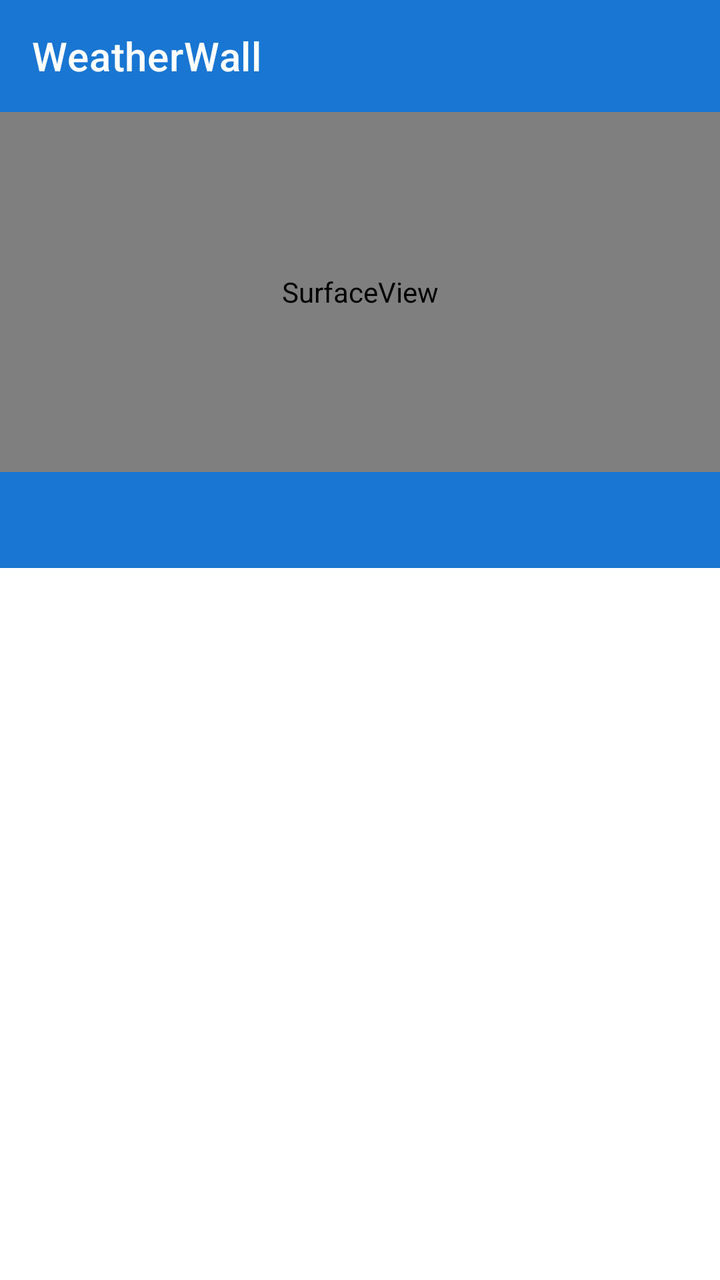
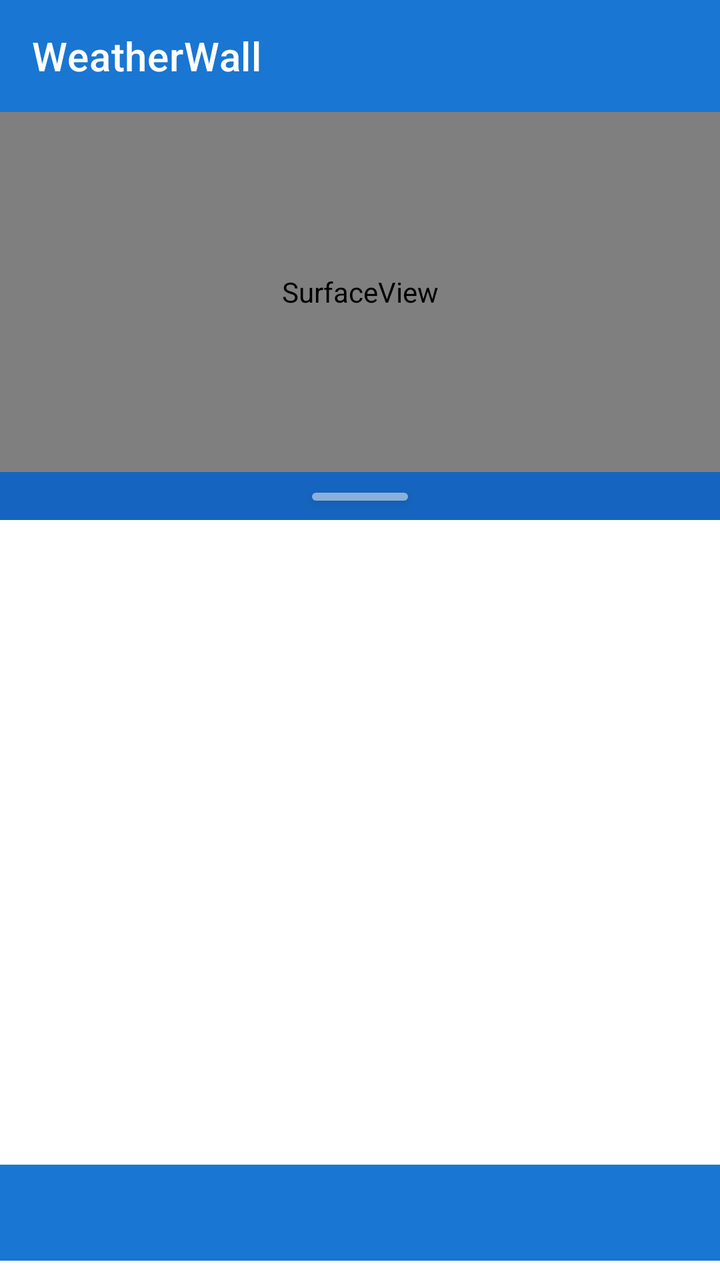

Two renders of the same Android screen: before a commit and after it. Below are the layout's source before the change and the commit's diff.
<!-- AndroidManifest.xml: activity theme Theme.WeatherWall -->
<!-- res/layout/activity_main.xml -->
<?xml version="1.0" encoding="utf-8"?>
<LinearLayout xmlns:android="http://schemas.android.com/apk/res/android"
    xmlns:app="http://schemas.android.com/apk/res-auto"
    android:layout_width="match_parent"
    android:layout_height="match_parent"
    android:orientation="vertical">

    <com.google.android.material.appbar.MaterialToolbar
        android:id="@+id/toolbar"
        android:layout_width="match_parent"
        android:layout_height="?attr/actionBarSize"
        android:background="?attr/colorPrimary"
        app:title="@string/app_name"
        app:titleTextColor="@android:color/white" />

    
    <SurfaceView
        android:id="@+id/preview_surface"
        android:layout_width="match_parent"
        android:layout_height="180dp" />

    
    <com.google.android.material.tabs.TabLayout
        android:id="@+id/tab_layout"
        android:layout_width="match_parent"
        android:layout_height="wrap_content"
        android:background="?attr/colorPrimary"
        app:tabTextColor="@android:color/white"
        app:tabSelectedTextColor="@android:color/white"
        app:tabIndicatorColor="@android:color/white"
        app:tabMode="fixed"
        app:tabGravity="fill" />

    
    <androidx.viewpager2.widget.ViewPager2
        android:id="@+id/view_pager"
        android:layout_width="match_parent"
        android:layout_height="0dp"
        android:layout_weight="1" />

</LinearLayout>
<!-- resources referenced by this layout -->
<resources>
  <string name="app_name">WeatherWall</string>
  <style name="Theme.WeatherWall" parent="Theme.MaterialComponents.DayNight.NoActionBar">
          <item name="colorPrimary">#1976D2</item>
          <item name="colorPrimaryDark">#1565C0</item>
          <item name="colorPrimaryVariant">#1565C0</item>
          <item name="colorOnPrimary">#FFFFFF</item>
          <item name="colorSecondary">#4fc3f7</item>
          <item name="colorSecondaryVariant">#03A9F4</item>
          <item name="colorOnSecondary">#000000</item>
          <item name="android:statusBarColor">?attr/colorPrimaryDark</item>
      </style>
</resources>

<!-- the commit's change to res/layout/activity_main.xml (unified diff, before → after) -->
@@ -20,6 +20,32 @@
         android:layout_height="180dp" />
 
     
+    <View
+        android:id="@+id/resize_handle"
+        android:layout_width="match_parent"
+        android:layout_height="24dp"
+        android:background="?attr/colorPrimaryVariant"
+        android:clickable="true"
+        android:focusable="true" />
+    
+    
+    <View
+        android:id="@+id/handle_indicator"
+        android:layout_width="48dp"
+        android:layout_height="4dp"
+        android:layout_gravity="center_horizontal"
+        android:layout_marginTop="-14dp"
+        android:background="@drawable/handle_indicator"
+        android:elevation="4dp" />
+
+    
+    <androidx.viewpager2.widget.ViewPager2
+        android:id="@+id/view_pager"
+        android:layout_width="match_parent"
+        android:layout_height="0dp"
+        android:layout_weight="1" />
+
+    
     <com.google.android.material.tabs.TabLayout
         android:id="@+id/tab_layout"
         android:layout_width="match_parent"
@@ -31,11 +57,4 @@
         app:tabMode="fixed"
         app:tabGravity="fill" />
 
-    
-    <androidx.viewpager2.widget.ViewPager2
-        android:id="@+id/view_pager"
-        android:layout_width="match_parent"
-        android:layout_height="0dp"
-        android:layout_weight="1" />
-
 </LinearLayout>
<!-- resource entries referenced after the edit -->
@@ -1,5 +1,12 @@
 <!-- resources referenced by this layout -->
 <resources>
+  <!-- drawable handle_indicator (drawable) -->
+  <?xml version="1.0" encoding="utf-8"?>
+  <shape xmlns:android="http://schemas.android.com/apk/res/android"
+      android:shape="rectangle">
+      <solid android:color="#80FFFFFF" />
+      <corners android:radius="2dp" />
+  </shape>
   <string name="app_name">WeatherWall</string>
   <style name="Theme.WeatherWall" parent="Theme.MaterialComponents.DayNight.NoActionBar">
           <item name="colorPrimary">#1976D2</item>
